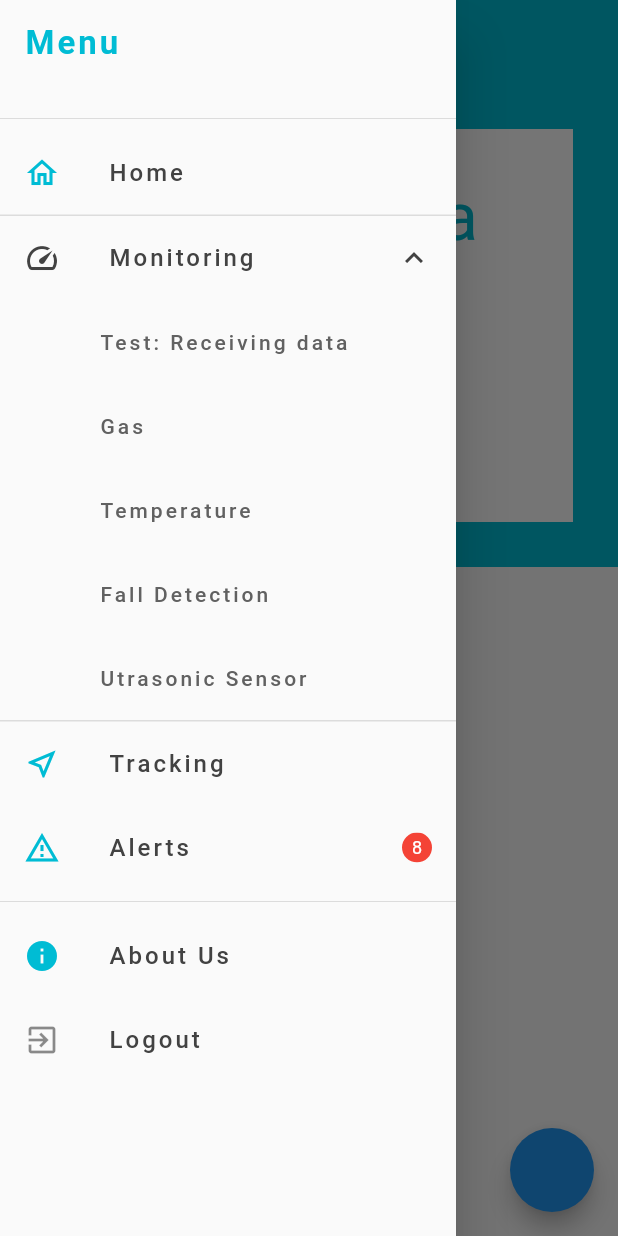
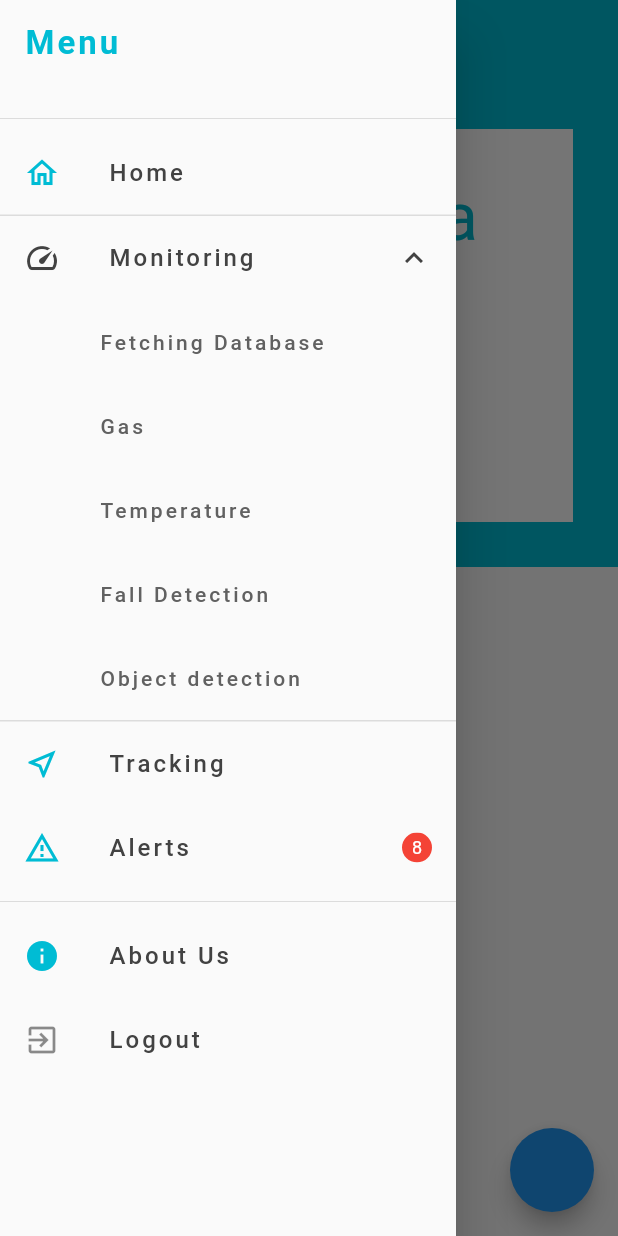
Before and after one commit to AsmaaJAH/smarthelmet, a Flutter app: the FetchData screen opened directly, after a tap on the "menu" icon, after a tap on "Monitoring", on a phone screen of 412 x 824 dp. Run offline on Flutter 3.47's test engine with Material 2 defaults, Android fonts, the phone set to English and light mode, and no system bars; our stand-ins replace cloud_firestore, easy_search_bar, firebase_auth, firebase_core, firebase_database, fluttertoast and 1 more; missing offline and left inert: esp_smartconfig; accounts and stored records are empty; Roboto replaces fonts that are missing (Ubuntu).

Commit message:
solving error in android only

```diff
--- a/lib/nav-bar/FetchData.dart
+++ b/lib/nav-bar/FetchData.dart
@@ -19,10 +19,12 @@ class _FetchDataState extends State<FetchData> {
   final dataBase = FirebaseDatabase.instance.ref();
 
   Query dbRef = FirebaseDatabase.instance.ref().child('ALRET');
-  Map<String, dynamic> data = {};
+  Map<Object?, Object?> data = {};
   void readRealTimeDatabase() async {
     await dbRef.onValue.listen((event) {
-      data = event.snapshot.value as Map<String, dynamic>;
+      print(event.snapshot.value);
+      data = event.snapshot.value as Map<Object?, Object?>;
+
       setState(() {});
     });
   }
@@ -118,8 +120,9 @@ class _FetchDataState extends State<FetchData> {
             height: 5,
           ),
           Text(
-            sensors['temp']?? "",
-            // sensors['teml'] ?? "",
+            sensors['temp'] == null ? "" : sensors['temp'],
+            // sensors['temp']?? "",
+
             style: TextStyle(fontSize: 16, fontWeight: FontWeight.w400),
           ),
         ],
--- a/lib/nav-bar/NavBarScreen.dart
+++ b/lib/nav-bar/NavBarScreen.dart
@@ -79,7 +79,7 @@ class NavBar extends StatelessWidget {
             children: [
               ListTile(
                 title: Text(
-                  "Test: Receiving data",
+                  "Fetching Database",
                   style: TextStyle(
                     fontSize: 14.0,
                     //fontWeight: FontWeight.bold,
@@ -164,7 +164,7 @@ class NavBar extends StatelessWidget {
               ),
               ListTile(
                 title: Text(
-                  "Utrasonic Sensor",
+                  "Object detection",
                   style: TextStyle(
                     fontSize: 14.0,
                     //fontWeight: FontWeight.bold,
```
